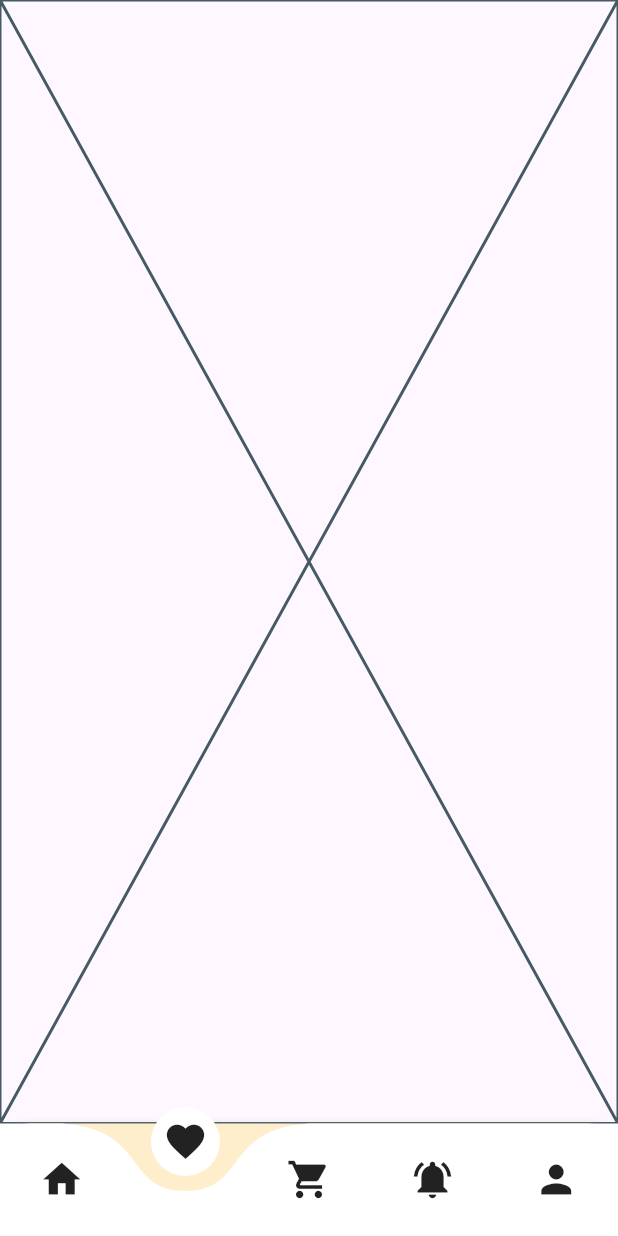
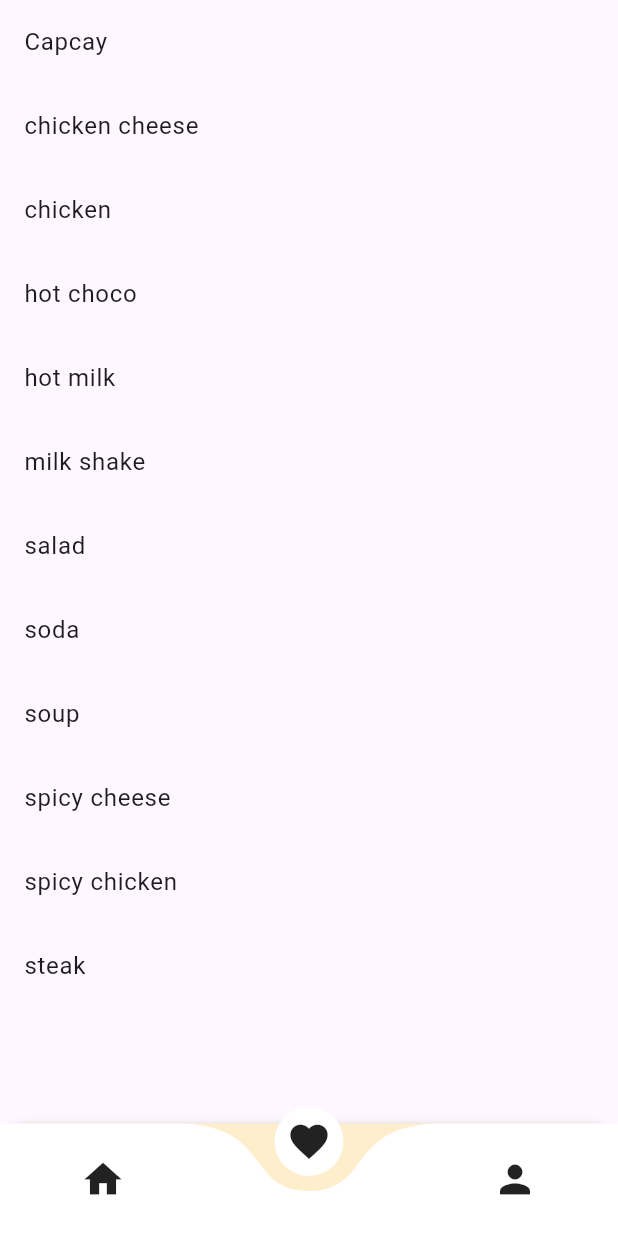
Before and after one commit to AlyaaRana/food_delivery_app, a Flutter app: the screen it shows after launch, item 2 of the bottom bar chosen, on a phone screen of 412 x 824 dp. Run offline on Flutter 3.47's test engine with Material 3 defaults, Android fonts, the phone set to English and light mode, and no system bars; drawn by our look-alikes of curved_navigation_bar.

Commit message:
modif&add data

```diff
--- a/lib/main.dart
+++ b/lib/main.dart
@@ -1,5 +1,6 @@
 import 'package:flutter/material.dart';
 import 'package:food_delivery_app/core/color.dart';
+import 'package:food_delivery_app/model/items.dart';
 import 'package:food_delivery_app/screens/profile.dart';
 import 'package:food_delivery_app/screens/view/cart.dart';
 import 'package:food_delivery_app/screens/view/favorite.dart';
@@ -22,9 +23,7 @@ class _MyAppState extends State<MyApp> {
   var _page = 0;
   final pages = [
     HomePage(),
-    FavoriteFood(),
-    CartPage(),
-    NotificationPage(),
+    FavoriteFood(favoriteItems: food,),
     ProfilePage(),
   ];
 
@@ -59,8 +58,6 @@ class _MyAppState extends State<MyApp> {
             items: <Widget>[
               Icon(Icons.home, size: 30),
               Icon(Icons.favorite, size: 30),
-              Icon(Icons.shopping_cart, size: 30),
-              Icon(Icons.notifications_on, size: 30),
               Icon(Icons.person, size: 30),
             ],
             onTap: (index) {
--- a/lib/model/items.dart
+++ b/lib/model/items.dart
@@ -1,11 +1,8 @@
-import 'package:flutter/material.dart';
-import 'package:food_delivery_app/core/color.dart';
 
 class Food {
   final String name;
   final String image;
   final double price;
-  final Color bgColor;
   final double rating;
   final int kal;
   final String category;
@@ -14,45 +11,148 @@ class Food {
     required this.name,
     required this.image,
     required this.price,
-    required this.bgColor,
     required this.rating,
     required this.kal,
     required this.category
-});
+  });
 }
 
 List<Food> food = [
+  // Food(
+  //     name: "Cheeseburger",
+  //     image: "assets/icons/burger.png",
+  //     price: 2.3,
+  //     rating: 4.5,
+  //     kal: 285,
+  //     category: "Burger & Pizza"
+  // ),
   Food(
-      name: "Cheeseburger",
-      image: "assets/icons/burger.png",
-      price: 2.3,
-      bgColor: mainColor,
+      name: "Capcay",
+      image: "assets/image/capcay.png",
+      price: 8.99,
+      rating: 4.1,
+      kal: 280,
+      category: "Vegetable"
+  ),
+  Food(
+      name: "chicken cheese",
+      image: "assets/image/chickenchesse.png",
+      price: 10.99,
+      rating: 4.3,
+      kal: 350,
+      category: "Chicken"
+  ),
+  Food(
+      name: "chicken",
+      image: "assets/image/chickenori.png",
+      price: 9.49,
+      rating: 4.2,
+      kal: 320,
+      category: "Chicken"
+  ),
+  // Food(
+  //     name: "coffee",
+  //     image: "assets/image/coffee.png",
+  //     price: 3.99,
+  //     rating: 4.4,
+  //     kal: 150,
+  //     category: "Drink"
+  // ),
+  // Food(
+  //     name: "deluxe smoked beef",
+  //     image: "assets/image/delux_smoked_beef.png",
+  //     price: 21.99,
+  //     rating: 4.7,
+  //     kal: 500,
+  //     category: "Beef"
+  // ),
+  // Food(
+  //     name: "double cheese burger",
+  //     image: "assets/image/double_cheese_burger.png",
+  //     price: 8.49,
+  //     rating: 4.6,
+  //     kal: 600,
+  //     category: "Burger & Pizza"
+  // ),
+  Food(
+      name: "hot choco",
+      image: "assets/image/hot_choco.png",
+      price: 4.99,
+      rating: 4.0,
+      kal: 250,
+      category: "Drink"
+  ),
+  Food(
+      name: "hot milk",
+      image: "assets/image/hot_milk.png",
+      price: 3.49,
+      rating: 4.2,
+      kal: 200,
+      category: "Drink"
+  ),
+  Food(
+      name: "milk shake",
+      image: "assets/image/milkshake.png",
+      price: 6.99,
       rating: 4.5,
-      kal: 285,
-      category: "Burger & Pizza"
-  ),Food(
-      name: "Cheeseburger",
-      image: "assets/icons/burger.png",
-      price: 2.3,
-      bgColor: mainColor,
-      rating: 4.5,
-      kal: 285,
-      category: "Burger & Pizza"
-  ),Food(
-      name: "Cheeseburger",
-      image: "assets/icons/burger.png",
-      price: 2.3,
-      bgColor: mainColor,
-      rating: 4.5,
-      kal: 285,
-      category: "Burger & Pizza"
-  ),Food(
-      name: "Cheeseburger",
-      image: "assets/icons/burger.png",
-      price: 2.3,
-      bgColor: mainColor,
-      rating: 4.5,
-      kal: 285,
-      category: "Burger & Pizza"
+      kal: 320,
+      category: "Beverage"
   ),
+  // Food(
+  //     name: "mushroom swiss",
+  //     image: "assets/image/mushroomswiss.png",
+  //     price: 14.99,
+  //     rating: 4.3,
+  //     kal: 400,
+  //     category: "Burger & Pizza"
+  // ),
+  Food(
+      name: "salad",
+      image: "assets/image/salad.png",
+      price: 7.49,
+      rating: 4.6,
+      kal: 200,
+      category: "Salad"
+  ),
+  Food(
+      name: "soda",
+      image: "assets/image/soda.png",
+      price: 2.49,
+      rating: 4.0,
+      kal: 100,
+      category: "Drink"
+  ),
+  Food(
+      name: "soup",
+      image: "assets/image/soup.png",
+      price: 6.99,
+      rating: 3.9,
+      kal: 150,
+      category: "Vegetable"
+  ),
+  Food(
+      name: "spicy cheese",
+      image: "assets/image/spicychese.png",
+      price: 6.99,
+      rating: 4.7,
+      kal: 400,
+      category: "Chicken"
+  ),
+  Food(
+      name: "spicy chicken",
+      image: "assets/image/spicychicken.png",
+      price: 9.99,
+      rating: 4.4,
+      kal: 450,
+      category: "Chicken"
+  ),
+  Food(
+      name: "steak",
+      image: "assets/image/steak.png",
+      price: 17.99,
+      rating: 4.8,
+      kal: 550,
+      category: "Beef"
+  ),
+
 ];
--- a/lib/screens/view/favorite.dart
+++ b/lib/screens/view/favorite.dart
@@ -1,10 +1,28 @@
 import 'package:flutter/material.dart';
+import 'package:food_delivery_app/model/items.dart';
 
 class FavoriteFood extends StatelessWidget {
-  const FavoriteFood({super.key});
+  final List<Food> favoriteItems;
+
+  FavoriteFood({required this.favoriteItems});
 
   @override
   Widget build(BuildContext context) {
-    return const Placeholder();
+    return favoriteItems.isEmpty
+        ? Center(
+      child: Text(
+        'Anda tidak menambahkan apapun.',
+        style: TextStyle(fontSize: 18),
+      ),
+    )
+        : ListView.builder(
+      itemCount: favoriteItems.length,
+      itemBuilder: (context, index) {
+        final foodItem = favoriteItems[index];
+        return ListTile(
+          title: Text(foodItem.name)
+        );
+      },
+    );
   }
 }
```
Also changed, not shown: lib/model/category.dart (+4 -4 lines), lib/screens/profile.dart (+17 -1 lines), lib/screens/view/cart.dart (+25 -2 lines), lib/screens/view/home_page.dart (+27 -29 lines), lib/widget/btn_favorite.dart (added, +35 -0 lines), lib/widget/home/btn_search.dart (+22 -32 lines), lib/widget/home/food_card.dart (added, +99 -0 lines), lib/widget/list_food.dart (+27 -87 lines), assets/icons/all.png (added), assets/icons/chicken.png (added), assets/icons/drink.png (added), assets/icons/vegetable.png (added), pubspec.lock.
